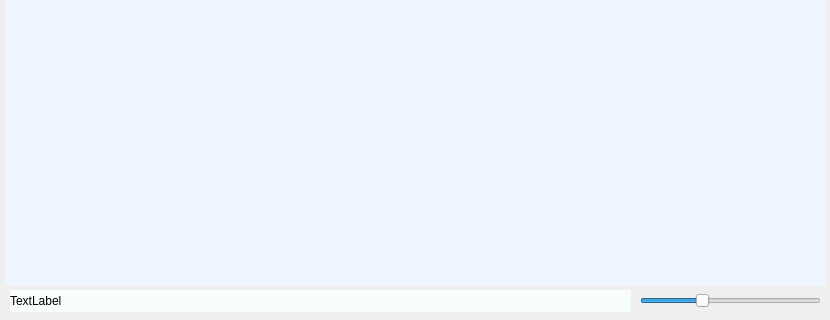
Above: fmview.ui from sas26031962/PicturesControl0 before the change; both pictures show x 0 to 830 and y 540 to 860 of the 830 by 860 pixel window. Below: the same form after it.
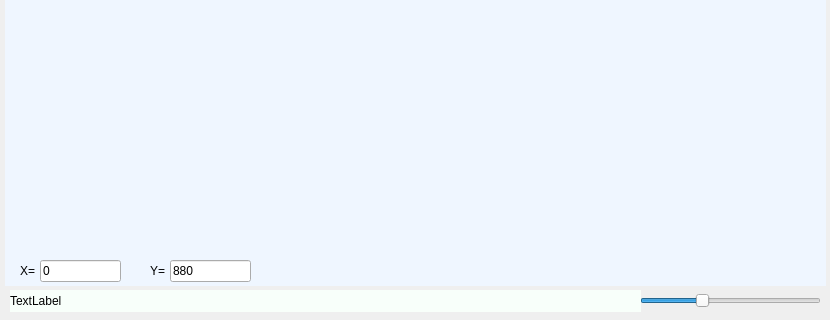
That is the form after the change.

Diff of the .ui file:
```diff
--- a/fmview.ui
+++ b/fmview.ui
@@ -37,7 +37,7 @@
     <rect>
      <x>10</x>
      <y>830</y>
-     <width>621</width>
+     <width>631</width>
      <height>22</height>
     </rect>
    </property>
@@ -70,6 +70,58 @@
     <enum>Qt::Horizontal</enum>
    </property>
   </widget>
+  <widget class="QLineEdit" name="lineEditX">
+   <property name="geometry">
+    <rect>
+     <x>40</x>
+     <y>800</y>
+     <width>81</width>
+     <height>22</height>
+    </rect>
+   </property>
+   <property name="text">
+    <string>0</string>
+   </property>
+  </widget>
+  <widget class="QLineEdit" name="lineEditY">
+   <property name="geometry">
+    <rect>
+     <x>170</x>
+     <y>800</y>
+     <width>81</width>
+     <height>22</height>
+    </rect>
+   </property>
+   <property name="text">
+    <string>880</string>
+   </property>
+  </widget>
+  <widget class="QLabel" name="labelXCaption">
+   <property name="geometry">
+    <rect>
+     <x>20</x>
+     <y>800</y>
+     <width>21</width>
+     <height>22</height>
+    </rect>
+   </property>
+   <property name="text">
+    <string>X=</string>
+   </property>
+  </widget>
+  <widget class="QLabel" name="labelXCaption_2">
+   <property name="geometry">
+    <rect>
+     <x>150</x>
+     <y>800</y>
+     <width>21</width>
+     <height>22</height>
+    </rect>
+   </property>
+   <property name="text">
+    <string>Y=</string>
+   </property>
+  </widget>
  </widget>
  <resources/>
  <connections/>
```
